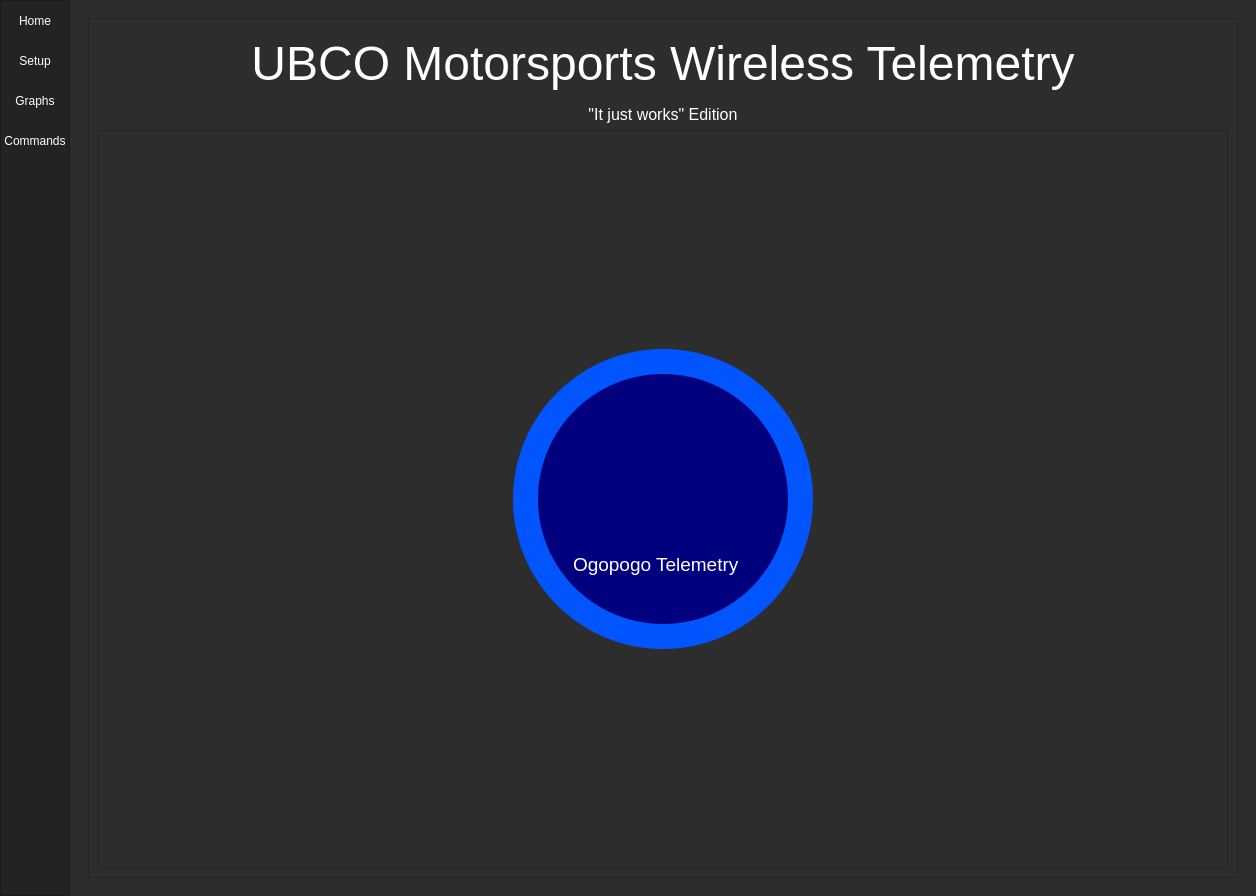
Qt form TelemetryViewer/ui_main.ui (UBCO-Motorsports/WirelessTelemetryCapstone) before a commit.
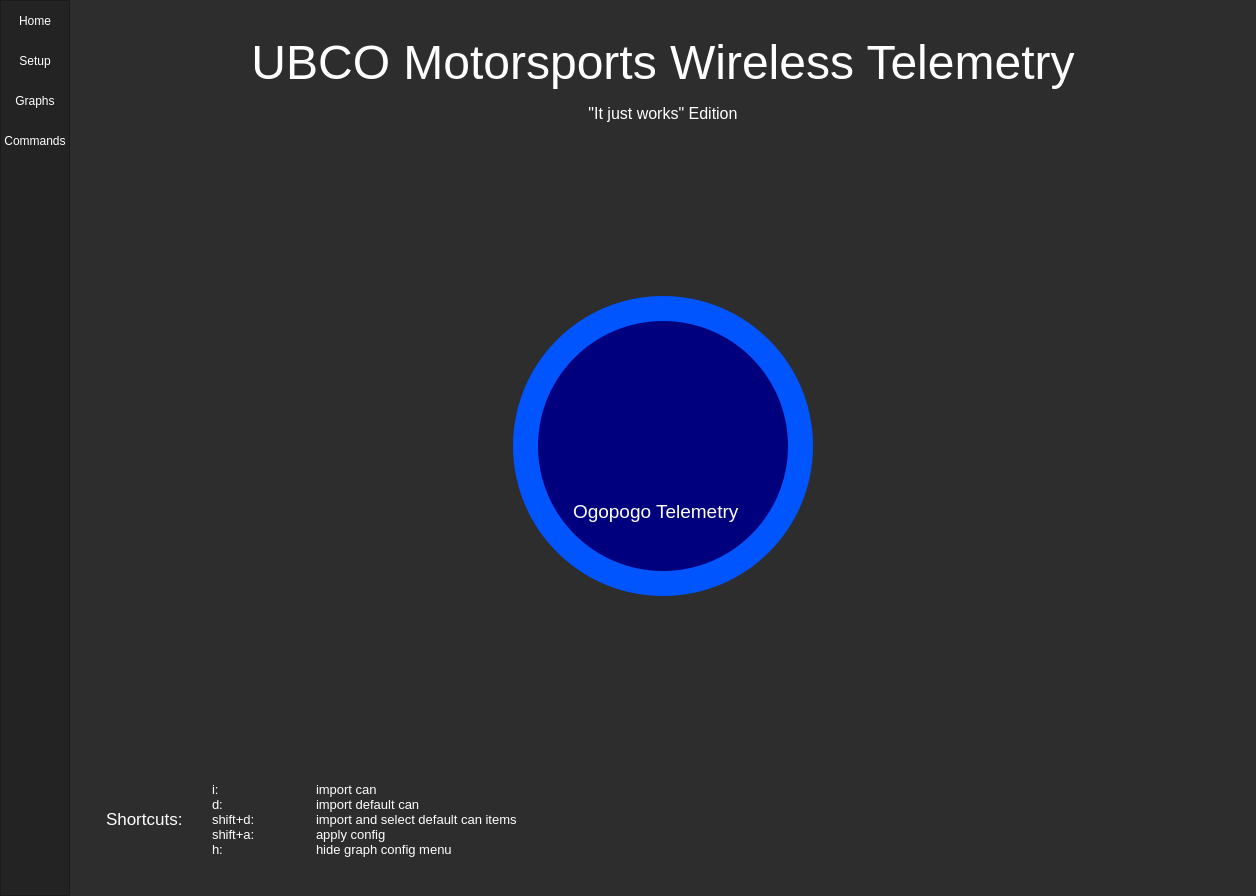
The same form after that commit. Icons and pictures are not drawn.

Commit message:
shortcuts added to label on home screen
uwu

Diff of the .ui file:
```diff
--- a/TelemetryViewer/ui_main.ui
+++ b/TelemetryViewer/ui_main.ui
@@ -237,7 +237,7 @@
               <item>
                <widget class="QFrame" name="frame">
                 <property name="frameShape">
-                 <enum>QFrame::StyledPanel</enum>
+                 <enum>QFrame::NoFrame</enum>
                 </property>
                 <property name="frameShadow">
                  <enum>QFrame::Raised</enum>
@@ -314,8 +314,13 @@
                      <height>16777215</height>
                     </size>
                    </property>
+                   <property name="font">
+                    <font>
+                     <pointsize>8</pointsize>
+                    </font>
+                   </property>
                    <property name="frameShape">
-                    <enum>QFrame::StyledPanel</enum>
+                    <enum>QFrame::NoFrame</enum>
                    </property>
                    <property name="frameShadow">
                     <enum>QFrame::Raised</enum>
@@ -406,6 +411,69 @@
                    </layout>
                   </widget>
                  </item>
+                 <item>
+                  <widget class="QFrame" name="frame_8">
+                   <property name="maximumSize">
+                    <size>
+                     <width>16777215</width>
+                     <height>100</height>
+                    </size>
+                   </property>
+                   <property name="frameShape">
+                    <enum>QFrame::NoFrame</enum>
+                   </property>
+                   <property name="frameShadow">
+                    <enum>QFrame::Raised</enum>
+                   </property>
+                   <layout class="QHBoxLayout" name="horizontalLayout_21">
+                    <item>
+                     <widget class="QLabel" name="label_34">
+                      <property name="maximumSize">
+                       <size>
+                        <width>100</width>
+                        <height>16777215</height>
+                       </size>
+                      </property>
+                      <property name="font">
+                       <font>
+                        <pointsize>13</pointsize>
+                       </font>
+                      </property>
+                      <property name="styleSheet">
+                       <string notr="true">color: rgb(255, 255, 255);
+border: 0px solid;</string>
+                      </property>
+                      <property name="text">
+                       <string>Shortcuts:</string>
+                      </property>
+                     </widget>
+                    </item>
+                    <item>
+                     <widget class="QLabel" name="label_35">
+                      <property name="font">
+                       <font>
+                        <pointsize>10</pointsize>
+                       </font>
+                      </property>
+                      <property name="styleSheet">
+                       <string notr="true">color: rgb(255, 255, 255);
+border: 0px solid;</string>
+                      </property>
+                      <property name="frameShape">
+                       <enum>QFrame::NoFrame</enum>
+                      </property>
+                      <property name="text">
+                       <string>i:		import can
+d:		import default can
+shift+d:		import and select default can items
+shift+a:		apply config
+h:		hide graph config menu</string>
+                      </property>
+                     </widget>
+                    </item>
+                   </layout>
+                  </widget>
+                 </item>
                 </layout>
                </widget>
               </item>
```
The commit also changes 1 other file.
